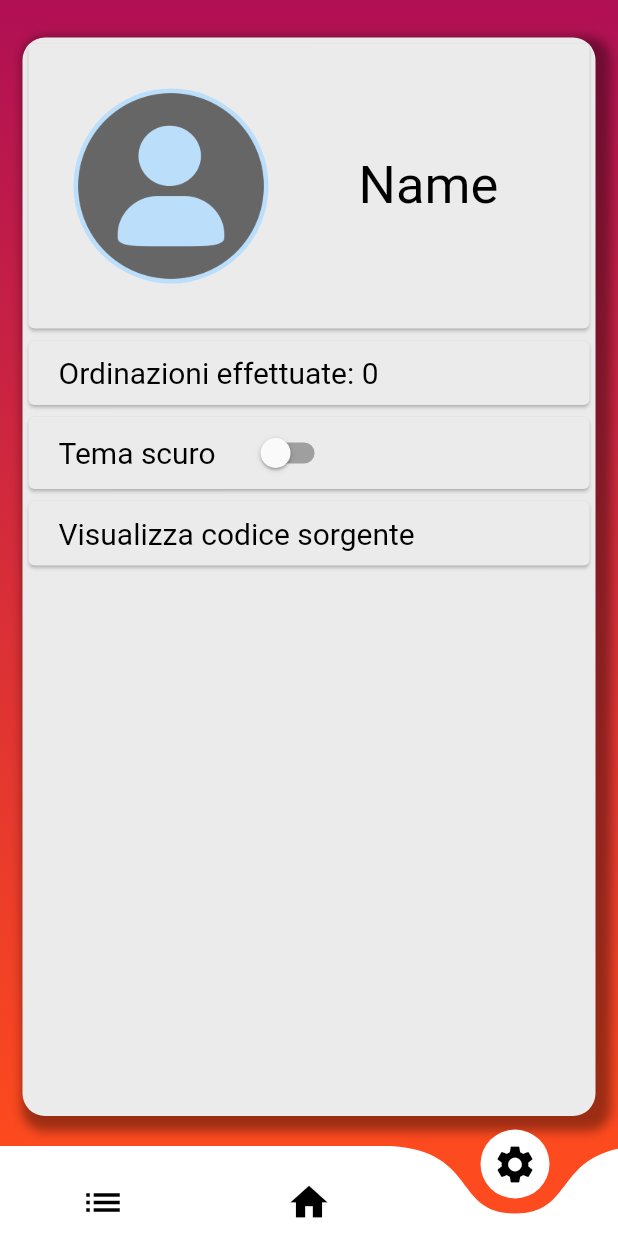
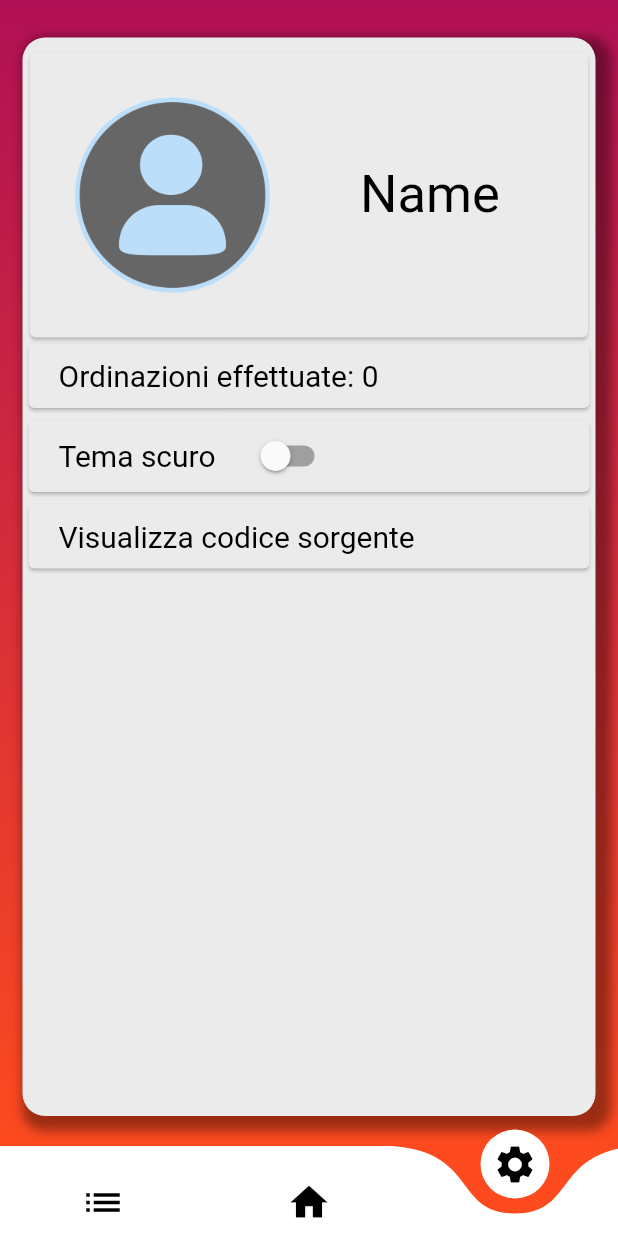
Before and after one commit to Il-Messia/PizzMe, a Flutter app: the screen it shows after launch, item 3 of the bottom bar chosen, on a phone screen of 412 x 824 dp. Run offline on Flutter 3.47's test engine with Material 2 defaults, Android fonts, the phone set to English and light mode, and no system bars; drawn by our look-alikes of curved_navigation_bar; missing offline and left inert: gradient_text, swipedetector.

Commit message:
other changes

```diff
--- a/lib/pages/settingPage.dart
+++ b/lib/pages/settingPage.dart
@@ -40,6 +40,7 @@ class _SettingPageState extends State<SettingPage> {
         child: Column(
           children: <Widget>[
             Card(
+              margin: new EdgeInsets.only(top: 10.0, left : 5.0, right: 5.0),
               color: _switched ? _c.getDarkThemePrimaryColorLight():  _c.getLightThemePrimaryColorDark(),
               child: Row(
                 children: <Widget>[
```
